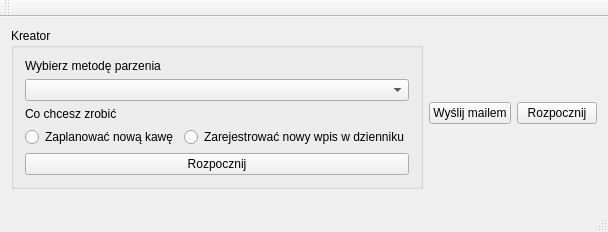
The window that mainwindow.ui (MikDal002/CoffeDiary) describes before a commit, drawn with Qt 5.
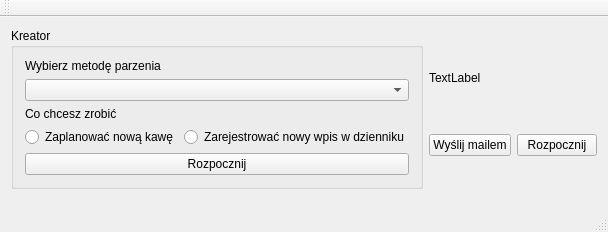
The same window after the commit.

Commit message: Dodano QLabel opisujacego co będzie się działo po naciśnięciu przycisku rozpocznij.

Patch:
```diff
--- a/mainwindow.ui
+++ b/mainwindow.ui
@@ -80,6 +80,19 @@
       <property name="bottomMargin">
        <number>0</number>
       </property>
+      <item>
+       <widget class="QLabel" name="lbDescription">
+        <property name="sizePolicy">
+         <sizepolicy hsizetype="Maximum" vsizetype="Maximum">
+          <horstretch>0</horstretch>
+          <verstretch>0</verstretch>
+         </sizepolicy>
+        </property>
+        <property name="text">
+         <string>TextLabel</string>
+        </property>
+       </widget>
+      </item>
       <item>
        <layout class="QGridLayout" name="PropertiesLayout"/>
       </item>
```
The commit also changes 2 other files.
